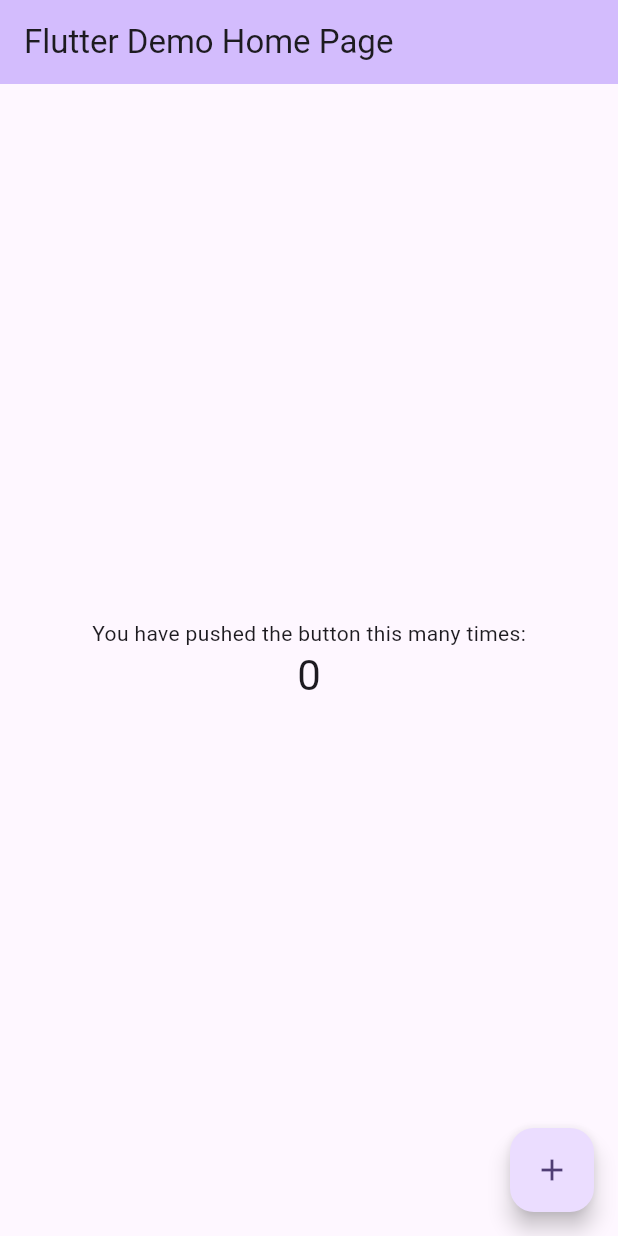
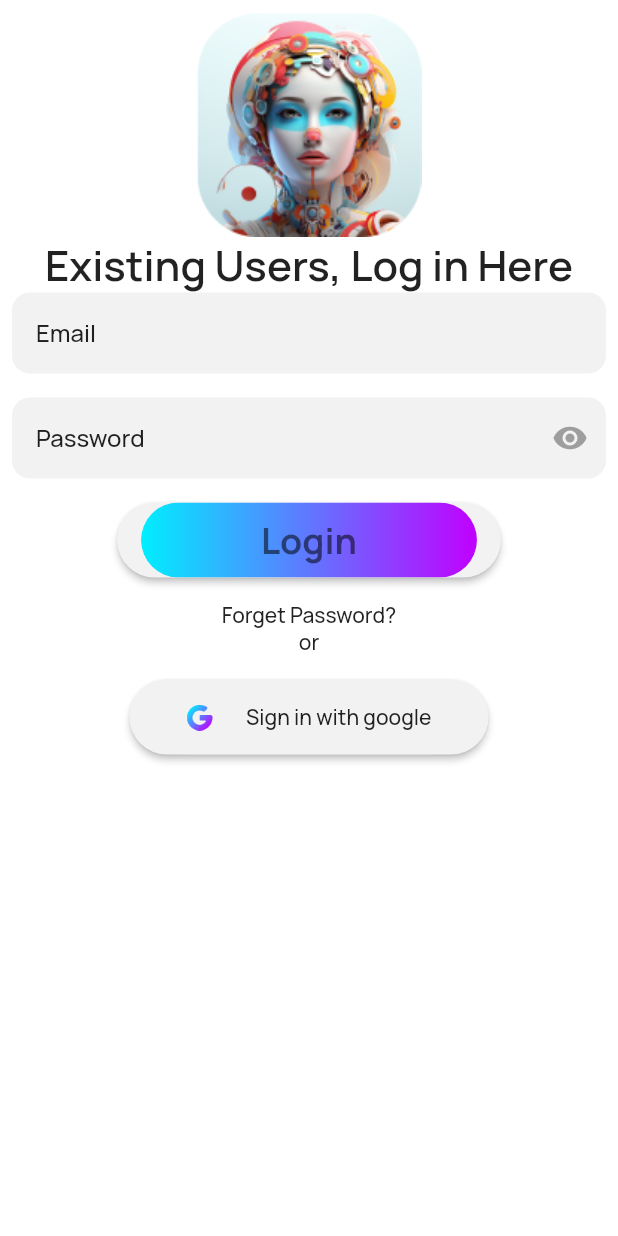
Before and after one commit to hammasali/artbotic, a Flutter app: the screen it shows after launch, on a phone screen of 412 x 824 dp. Run offline on Flutter 3.47's test engine with Material 2 defaults, Android fonts, the phone set to English and light mode, and no system bars; our stand-ins replace get, google_fonts.

Commit message:
Added theme Light and Dark Mode Login Layout

```diff
--- /dev/null
+++ b/lib/controllers/theme_controller.dart
@@ -0,0 +1,27 @@
+import 'package:artbotic/utils/theme.dart';
+import 'package:flutter/material.dart';
+import 'package:get/get.dart';
+
+class ThemeController extends GetxController{
+  final Rx<ThemeMode> themeMode = ThemeMode.light.obs;
+
+
+  @override
+  void onInit() {
+    super.onInit();
+    updateAppTheme();
+  }
+
+  void updateAppTheme() {
+    final Brightness currentBrightness = AppTheme.currentSystemBrightness;
+    currentBrightness == Brightness.light
+        ? _setTheme(ThemeMode.light)
+        : _setTheme(ThemeMode.dark);
+  }
+
+  void _setTheme(ThemeMode theme) {
+    AppTheme.setStatusBarAndNavigationBarColors(theme);
+    themeMode.value = theme;
+    update();
+  }
+}
--- a/lib/main.dart
+++ b/lib/main.dart
@@ -1,125 +1,52 @@
+import 'package:artbotic/controllers/theme_controller.dart';
+import 'package:artbotic/routes/routes.dart';
+import 'package:artbotic/utils/theme.dart';
 import 'package:flutter/material.dart';
+import 'package:get/get.dart';
 
 void main() {
+  WidgetsFlutterBinding.ensureInitialized();
+
   runApp(const MyApp());
 }
 
-class MyApp extends StatelessWidget {
+class MyApp extends StatefulWidget {
   const MyApp({super.key});
 
-  // This widget is the root of your application.
   @override
-  Widget build(BuildContext context) {
-    return MaterialApp(
-      title: 'Flutter Demo',
-      theme: ThemeData(
-        // This is the theme of your application.
-        //
-        // TRY THIS: Try running your application with "flutter run". You'll see
-        // the application has a blue toolbar. Then, without quitting the app,
-        // try changing the seedColor in the colorScheme below to Colors.green
-        // and then invoke "hot reload" (save your changes or press the "hot
-        // reload" button in a Flutter-supported IDE, or press "r" if you used
-        // the command line to start the app).
-        //
-        // Notice that the counter didn't reset back to zero; the application
-        // state is not lost during the reload. To reset the state, use hot
-        // restart instead.
-        //
-        // This works for code too, not just values: Most code changes can be
-        // tested with just a hot reload.
-        colorScheme: ColorScheme.fromSeed(seedColor: Colors.deepPurple),
-        useMaterial3: true,
-      ),
-      home: const MyHomePage(title: 'Flutter Demo Home Page'),
-    );
-  }
+  State<MyApp> createState() => _MyAppState();
 }
 
-class MyHomePage extends StatefulWidget {
-  const MyHomePage({super.key, required this.title});
-
-  // This widget is the home page of your application. It is stateful, meaning
-  // that it has a State object (defined below) that contains fields that affect
-  // how it looks.
-
-  // This class is the configuration for the state. It holds the values (in this
-  // case the title) provided by the parent (in this case the App widget) and
-  // used by the build method of the State. Fields in a Widget subclass are
-  // always marked "final".
-
-  final String title;
+class _MyAppState extends State<MyApp> with WidgetsBindingObserver {
+  final ThemeController controller = Get.put(ThemeController());
 
   @override
-  State<MyHomePage> createState() => _MyHomePageState();
-}
+  void initState() {
+    WidgetsBinding.instance.addObserver(this);
+    super.initState();
+  }
 
-class _MyHomePageState extends State<MyHomePage> {
-  int _counter = 0;
+  @override
+  void didChangePlatformBrightness() {
+    controller.updateAppTheme();
+    super.didChangePlatformBrightness();
+  }
 
-  void _incrementCounter() {
-    setState(() {
-      // This call to setState tells the Flutter framework that something has
-      // changed in this State, which causes it to rerun the build method below
-      // so that the display can reflect the updated values. If we changed
-      // _counter without calling setState(), then the build method would not be
-      // called again, and so nothing would appear to happen.
-      _counter++;
-    });
+  @override
+  void dispose() {
+    WidgetsBinding.instance.removeObserver(this);
+    super.dispose();
   }
 
   @override
   Widget build(BuildContext context) {
-    // This method is rerun every time setState is called, for instance as done
-    // by the _incrementCounter method above.
-    //
-    // The Flutter framework has been optimized to make rerunning build methods
-    // fast, so that you can just rebuild anything that needs updating rather
-    // than having to individually change instances of widgets.
-    return Scaffold(
-      appBar: AppBar(
-        // TRY THIS: Try changing the color here to a specific color (to
-        // Colors.amber, perhaps?) and trigger a hot reload to see the AppBar
-        // change color while the other colors stay the same.
-        backgroundColor: Theme.of(context).colorScheme.inversePrimary,
-        // Here we take the value from the MyHomePage object that was created by
-        // the App.build method, and use it to set our appbar title.
-        title: Text(widget.title),
-      ),
-      body: Center(
-        // Center is a layout widget. It takes a single child and positions it
-        // in the middle of the parent.
-        child: Column(
-          // Column is also a layout widget. It takes a list of children and
-          // arranges them vertically. By default, it sizes itself to fit its
-          // children horizontally, and tries to be as tall as its parent.
-          //
-          // Column has various properties to control how it sizes itself and
-          // how it positions its children. Here we use mainAxisAlignment to
-          // center the children vertically; the main axis here is the vertical
-          // axis because Columns are vertical (the cross axis would be
-          // horizontal).
-          //
-          // TRY THIS: Invoke "debug painting" (choose the "Toggle Debug Paint"
-          // action in the IDE, or press "p" in the console), to see the
-          // wireframe for each widget.
-          mainAxisAlignment: MainAxisAlignment.center,
-          children: <Widget>[
-            const Text(
-              'You have pushed the button this many times:',
-            ),
-            Text(
-              '$_counter',
-              style: Theme.of(context).textTheme.headlineMedium,
-            ),
-          ],
-        ),
-      ),
-      floatingActionButton: FloatingActionButton(
-        onPressed: _incrementCounter,
-        tooltip: 'Increment',
-        child: const Icon(Icons.add),
-      ), // This trailing comma makes auto-formatting nicer for build methods.
-    );
+    return Obx(() {
+      return GetMaterialApp(
+          title: 'Art Botic',
+          theme: AppTheme.lightTheme,
+          darkTheme: AppTheme.darkTheme,
+          themeMode: controller.themeMode.value,
+          home: const PageNavigator());
+    });
   }
 }
--- /dev/null
+++ b/lib/routes/routes.dart
@@ -0,0 +1,75 @@
+import 'package:artbotic/view/login.dart';
+import 'package:artbotic/view/register.dart';
+import 'package:flutter/material.dart';
+
+GlobalKey<NavigatorState> navigatorKey = GlobalKey<NavigatorState>();
+
+class PageRoutes {
+  static const String landing = '/landing';
+  static const String authLanding = '/authLanding';
+  static const String signIn = '/signIn';
+  static const String profile = '/profile';
+  static const String register = '/register';
+}
+
+class PageNavigator extends StatelessWidget {
+  const PageNavigator({super.key});
+
+  @override
+  Widget build(BuildContext context) {
+    return WillPopScope(
+      onWillPop: () async {
+        var canPop = navigatorKey.currentState!.canPop();
+        if (canPop) {
+          navigatorKey.currentState!.pop();
+        }
+        return !canPop;
+      },
+      child: Navigator(
+        key: navigatorKey,
+        initialRoute:
+            // AppConfig().isSignedIn
+            //     ? PageRoutes.landing
+            //     :
+            PageRoutes.authLanding,
+        onGenerateInitialRoutes: (route, initialRoute) {
+          // FlutterNativeSplash.remove();
+          if (initialRoute == PageRoutes.authLanding) {
+            return [MaterialPageRoute(builder: (_) => const Login())];
+          } else {
+            return [MaterialPageRoute(builder: (_) => Container())];
+          }
+        },
+        onGenerateRoute: (RouteSettings settings) {
+          late WidgetBuilder builder;
+          switch (settings.name) {
+            case PageRoutes.signIn:
+              builder = (_) => Login();
+              break;
+            case PageRoutes.register:
+              builder = (_) => Register();
+              break;
+            case PageRoutes.landing:
+              builder = (_) => Container();
+              break;
+            case PageRoutes.profile:
+              builder = (_) => Container();
+              break;
+
+            default:
+              builder = (_) => settings.name == PageRoutes.authLanding
+                  ? Container()
+                  : Container();
+              break;
+          }
+
+          debugPrint('Opening Route: ${settings.name}');
+          return MaterialPageRoute(builder: builder, settings: settings);
+        },
+        onPopPage: (Route<dynamic> route, dynamic result) {
+          return route.didPop(result);
+        },
+      ),
+    );
+  }
+}
--- /dev/null
+++ b/lib/utils/app_const.dart
@@ -0,0 +1,5 @@
+import 'package:flutter/material.dart';
+
+class AppConsts {
+
+}
--- /dev/null
+++ b/lib/utils/theme.dart
@@ -0,0 +1,111 @@
+import 'package:flutter/material.dart';
+import 'package:flutter/scheduler.dart';
+import 'package:flutter/services.dart';
+import 'package:google_fonts/google_fonts.dart';
+
+class AppTheme {
+  static const Color purpleColor = Color(0xFFC100FF);
+  static const Color blueColor = Color(0xFF00EEFF);
+
+  static Color lightBackgroundColor = const Color(0xffffffff);
+  static Color lightPrimaryColor = const Color(0xfff2f2f2);
+  static Color lightTextColor = const Color(0xFF1D2226);
+  static Color lightAccentColor = Colors.blueGrey.shade200;
+
+  static Color darkBackgroundColor = const Color(0xFF000000);
+  static Color darkPrimaryColor = const Color(0xFF1D2226);
+  static Color darkTextColor = const Color(0xffffffff);
+  static Color darkAccentColor = Colors.blueGrey.shade600;
+
+  const AppTheme._();
+
+  static final lightTheme = ThemeData(
+    brightness: Brightness.light,
+    primaryColor: lightPrimaryColor,
+    hintColor: lightAccentColor,
+    scaffoldBackgroundColor: lightBackgroundColor,
+    visualDensity: VisualDensity.adaptivePlatformDensity,
+    colorScheme: ColorScheme.light(
+        primary: lightPrimaryColor,
+        background: lightBackgroundColor,
+        surface: lightBackgroundColor,
+        brightness: Brightness.light),
+    textTheme: textTheme,
+    appBarTheme: AppBarTheme(
+        backgroundColor: lightBackgroundColor,
+        elevation: 0.0,
+        titleTextStyle: GoogleFonts.solway(
+          fontSize: 24.0,
+          fontWeight: FontWeight.w500,
+          height: 29.0,
+          letterSpacing: 0.0,
+          color: lightTextColor,
+        )),
+  );
+
+  static final darkTheme = ThemeData(
+    scaffoldBackgroundColor: darkBackgroundColor,
+    brightness: Brightness.dark,
+    primaryColor: darkPrimaryColor,
+    hintColor: darkAccentColor,
+    visualDensity: VisualDensity.adaptivePlatformDensity,
+    colorScheme: ColorScheme.dark(
+      primary: darkPrimaryColor,
+      background: darkBackgroundColor,
+      surface: darkPrimaryColor,
+      brightness: Brightness.dark,
+    ),
+    textTheme: textTheme,
+    appBarTheme: AppBarTheme(
+        backgroundColor: lightBackgroundColor,
+        elevation: 0.0,
+        titleTextStyle: GoogleFonts.solway(
+          fontSize: 24.0,
+          fontWeight: FontWeight.w500,
+          height: 29.0,
+          letterSpacing: 0.0,
+          color: darkTextColor,
+        )),
+  );
+
+  static Brightness get currentSystemBrightness =>
+      SchedulerBinding.instance.window.platformBrightness;
+
+  static setStatusBarAndNavigationBarColors(ThemeMode themeMode) {
+    SystemChrome.setSystemUIOverlayStyle(SystemUiOverlayStyle(
+      statusBarColor: Colors.transparent,
+      statusBarIconBrightness:
+          themeMode == ThemeMode.light ? Brightness.dark : Brightness.light,
+      systemNavigationBarIconBrightness:
+          themeMode == ThemeMode.light ? Brightness.dark : Brightness.light,
+      systemNavigationBarColor: themeMode == ThemeMode.light
+          ? lightBackgroundColor
+          : darkBackgroundColor,
+      systemNavigationBarDividerColor: Colors.transparent,
+    ));
+  }
+
+  static final TextTheme textTheme = TextTheme(
+      titleLarge: GoogleFonts.manrope(
+          fontSize: 28.0,
+          fontWeight: FontWeight.w600,
+          height: 1.316,
+          letterSpacing: 0.0),
+      titleMedium: GoogleFonts.manrope(
+        fontSize: 16.0,
+        fontWeight: FontWeight.w500,
+        height: 1.375,
+        letterSpacing: 0.0,
+      ),
+      displayLarge: GoogleFonts.manrope(
+          fontSize: 24.0,
+          fontWeight: FontWeight.w700,
+          height: 1.375, // line height in relation to font size
+          letterSpacing: 0.0),
+      bodyLarge: GoogleFonts.manrope(
+        fontSize: 14.0,
+        fontWeight: FontWeight.w500,
+        height: 1.316, // line height in relation to font size
+        letterSpacing: 0.0,
+      ));
+}
--- /dev/null
+++ b/lib/view/components/custom_button.dart
@@ -0,0 +1,35 @@
+import 'package:flutter/material.dart';
+
+import '../../utils/theme.dart';
+
+class CustomButton extends StatelessWidget {
+  const CustomButton({super.key, required this.title});
+
+  final String title;
+
+  @override
+  Widget build(BuildContext context) {
+    return Container(
+        width: double.infinity,
+        padding: const EdgeInsets.symmetric(vertical: 16.0),
+        child: ElevatedButton(
+            onPressed: () {},
+            style: ElevatedButton.styleFrom(
+              visualDensity: VisualDensity.adaptivePlatformDensity,
+                primary: null, // Set primary color to null to remove the background color
+                shape: RoundedRectangleBorder(
+                    borderRadius: BorderRadius.circular(50))),
+            child: Ink(
+                decoration: BoxDecoration(
+            gradient: const LinearGradient(colors: [
+                      AppTheme.blueColor,
+                      AppTheme.purpleColor,
+                    ], begin: Alignment.centerLeft, end: Alignment.centerRight),
+                    borderRadius: BorderRadius.circular(30.0)),
+                child: Container(
+                    alignment: Alignment.center,
+                    constraints: const BoxConstraints(minHeight: 50.0),
+                    child: Text(title,
+                        style: Theme.of(context).textTheme.displayLarge)))));
+  }
+}
--- /dev/null
+++ b/lib/view/components/custom_button2.dart
@@ -0,0 +1,36 @@
+import 'package:flutter/material.dart';
+
+import '../../utils/theme.dart';
+
+class CustomButton2 extends StatelessWidget {
+  const CustomButton2({super.key, required this.title});
+
+  final String title;
+
+  @override
+  Widget build(BuildContext context) {
+    return Container(
+        width: double.infinity,
+        padding: const EdgeInsets.symmetric(vertical: 16.0),
+        child: ElevatedButton(
+            onPressed: () {},
+            style: ElevatedButton.styleFrom(
+                shape: RoundedRectangleBorder(
+                    borderRadius: BorderRadius.circular(50))),
+            child: Ink(
+                decoration: BoxDecoration(
+                    color: Theme.of(context).primaryColor,
+                    borderRadius: BorderRadius.circular(30.0)),
+                child: Container(
+                    alignment: Alignment.center,
+                    constraints: const BoxConstraints(minHeight: 50.0),
+                    child: Row(
+                      mainAxisAlignment: MainAxisAlignment.spaceEvenly,
+                      children: [
+                        Image.asset('assets/google.png',height: 18),
+                        Text(title,
+                            style: Theme.of(context).textTheme.bodyLarge),
+                      ],
+                    )))));
+  }
+}
--- /dev/null
+++ b/lib/view/components/custom_fields.dart
@@ -0,0 +1,33 @@
+import 'package:flutter/material.dart';
+
+class CustomTextField extends StatelessWidget {
+  final String hintText;
+  final TextInputType keyboardType;
+  final bool obscureText;
+
+  const CustomTextField({
+    super.key,
+    required this.hintText,
+    this.keyboardType = TextInputType.text,
+    this.obscureText = false,
+  });
+
+  @override
+  Widget build(BuildContext context) {
+    return Container(
+        decoration: BoxDecoration(
+          color: Theme.of(context).primaryColor,
+          borderRadius: BorderRadius.circular(12.0),
+        ),
+        child: TextField(
+            keyboardType: keyboardType,
+            obscureText: obscureText,
+            decoration: InputDecoration(
+                hintStyle: Theme.of(context).textTheme.titleMedium,
+                hintText: hintText,
+                contentPadding: const EdgeInsets.all(16.0),
+                border: InputBorder.none,
+                suffixIcon: Icon(obscureText ? Icons.visibility : null,
+                    color: Colors.grey))));
+  }
+}
--- /dev/null
+++ b/lib/view/login.dart
@@ -0,0 +1,46 @@
+import 'package:artbotic/view/components/custom_button.dart';
+import 'package:artbotic/view/components/custom_button2.dart';
+import 'package:artbotic/view/components/custom_fields.dart';
+import 'package:flutter/material.dart';
+import 'package:get/get.dart';
+
+class Login extends StatelessWidget {
+  const Login({super.key});
+
+  @override
+  Widget build(BuildContext context) {
+    return Scaffold(
+      body: Padding(
+        padding: const EdgeInsets.all(8.0),
+        child: Column(
+            mainAxisSize: MainAxisSize.min,
+            mainAxisAlignment: MainAxisAlignment.center,
+            crossAxisAlignment: CrossAxisAlignment.center,
+            children: [
+              Image.asset('assets/icons/img.png', width: 150, height: 150),
+              Text('Existing Users, Log in Here',
+                  style: Theme.of(context).textTheme.titleLarge),
+              const CustomTextField(
+                hintText: 'Email',
+                keyboardType: TextInputType.emailAddress,
+              ),
+              const SizedBox(height: 16.0), // Add spacing between fields
+              const CustomTextField(
+                hintText: 'Password',
+                obscureText: true,
+              ),
+              Padding(
+                padding: EdgeInsets.symmetric(horizontal: Get.width * 0.17),
+                child: const CustomButton(title: 'Login'),
+              ),
+              Text('Forget Password?',
+                  style: Theme.of(context).textTheme.bodyLarge),
+              Text('or', style: Theme.of(context).textTheme.bodyLarge),
+              Padding(
+                  padding: EdgeInsets.symmetric(horizontal: Get.width * 0.19),
+                  child: const CustomButton2(title: 'Sign in with google')),
+            ]),
+      ),
+    );
+  }
+}
--- /dev/null
+++ b/lib/view/register.dart
@@ -0,0 +1,10 @@
+import 'package:flutter/material.dart';
+
+class Register extends StatelessWidget {
+  const Register({super.key});
+
+  @override
+  Widget build(BuildContext context) {
+    return const Placeholder();
+  }
+}
```
Also changed, not shown: pubspec.yaml (+6 -13 lines), assets/google.png (added), assets/icons/img.png (added), assets/icons/img_round.png (added), assets/icons/img_sq.png (added), pubspec.lock.
